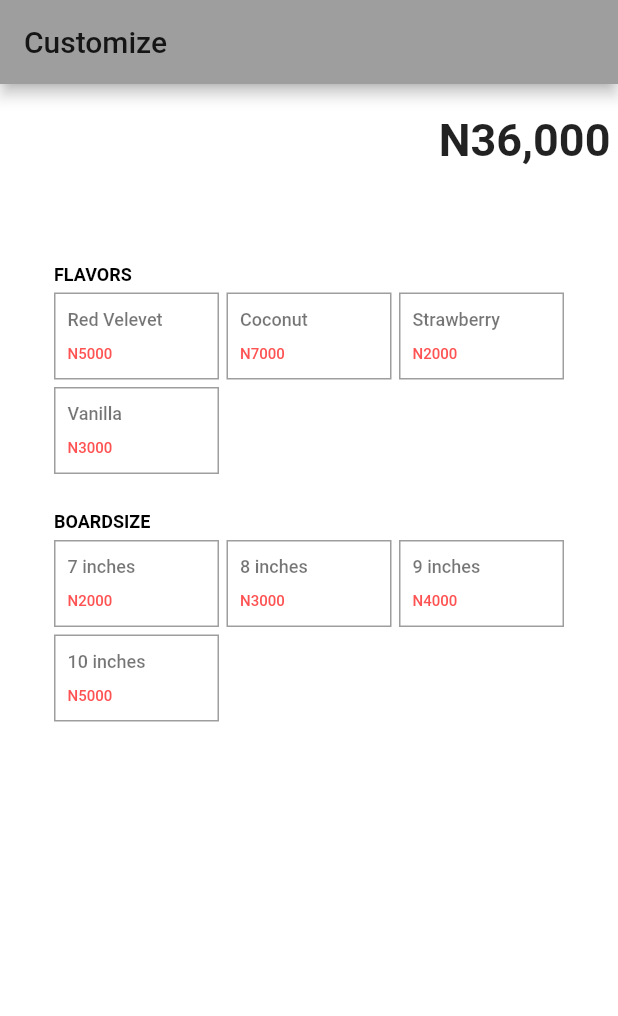
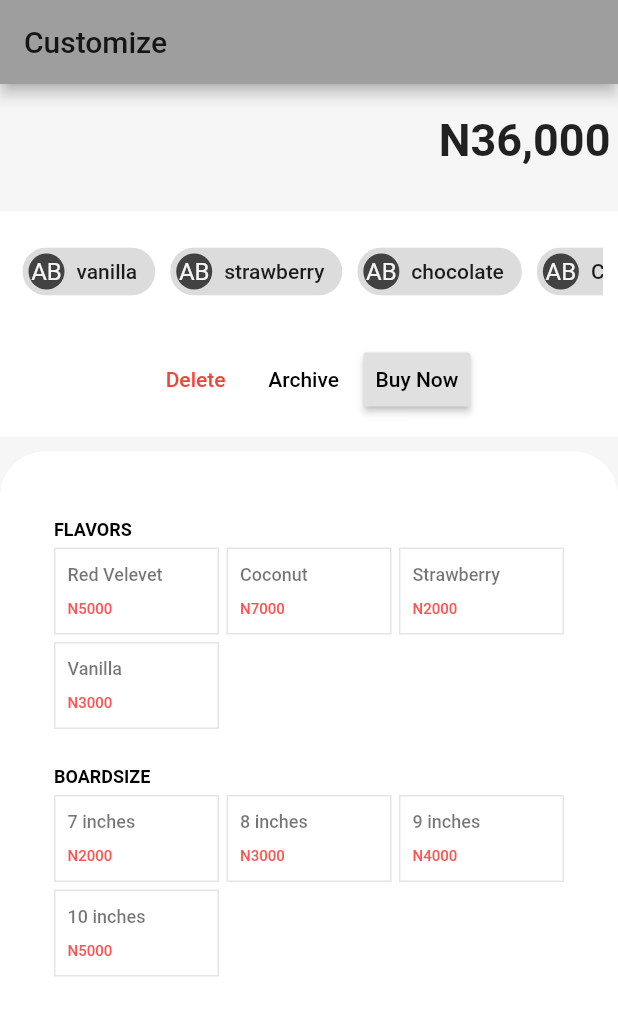
Before and after one commit to mujeex/flutter_fluffy, a Flutter app: the screen it shows after launch, on a phone screen of 412 x 824 dp. Shown: the top 1016 px of the screen. Run offline on Flutter 3.47's test engine with Material 2 defaults, Android fonts, the phone set to English and light mode, and no system bars.

Commit message:
feat:Add combo_row widget

```diff
--- a/lib/constants.dart
+++ b/lib/constants.dart
@@ -33,7 +33,7 @@ const kSELECTION_ITEM_TEXT_ACTIVE = TextStyle(
   color: Colors.white,
   border:  Border.all(
     width: 1,
-    color: Colors.grey
+    color: Color(0xFFe5e5e5)
   )
 );
 
--- a/lib/screens/customize_screen.dart
+++ b/lib/screens/customize_screen.dart
@@ -1,12 +1,18 @@
 import 'package:flutter/material.dart';
-import 'package:flutter_fluffy/constants.dart';
-import 'package:flutter_fluffy/utility/widget_generator.dart';
-import 'package:flutter_fluffy/models/selection_model.dart';
-import 'package:flutter_fluffy/widgets/selected_item.dart';
-import 'package:flutter_fluffy/utility/list_to_models.dart';
-import 'package:flutter_fluffy/providers/ingredientData.dart';
 import 'package:provider/provider.dart';
 
+import 'package:flutter_fluffy/constants.dart';
+import 'package:flutter_fluffy/models/selection_model.dart';
+
+//Utilities
+import 'package:flutter_fluffy/utility/widget_generator.dart';
+import 'package:flutter_fluffy/utility/list_to_models.dart';
+
+//Providers
+import 'package:flutter_fluffy/providers/ingredientData.dart';
+
+//Widgets
+import 'package:flutter_fluffy/widgets/combo_row.dart';
 
 class CustomizeScreen extends StatefulWidget {
   @override
@@ -16,13 +22,14 @@ class CustomizeScreen extends StatefulWidget {
 class _CustomizeScreenState extends State<CustomizeScreen> {
   @override
   Widget build(BuildContext context) {
-    final List ingredientsList=IngredientData().getIngredientList;
+    final List ingredientsList = IngredientData().getIngredientList;
     return Scaffold(
       backgroundColor: Colors.white,
       appBar: AppBar(
         title: Text('Customize'),
       ),
       body: Container(
+        color: Color(0xFFF6F6F6),
         child: Column(
           children: <Widget>[
             Container(
@@ -34,17 +41,26 @@ class _CustomizeScreenState extends State<CustomizeScreen> {
                 style: TextStyle(fontSize: 30, fontWeight: FontWeight.bold),
               ),
             ),
+            ComboRow(),
             Expanded(
+              child: Container(
+                decoration: BoxDecoration(
+                    color: Colors.white,
+                    borderRadius: BorderRadius.only(
+                  topRight: Radius.circular(30),
+                  topLeft: Radius.circular(30),
+                )),
                 child: ListView.builder(
                   itemCount: ingredientsList.length,
                   shrinkWrap: true,
                   padding: EdgeInsets.symmetric(horizontal: 10, vertical: 30),
-               itemBuilder: (BuildContext context,int index){
+                  itemBuilder: (BuildContext context, int index) {
                     return SelectionRow(
                       rowCategoryHeader: ingredientsList[index]['category'],
                       rowBody: ingredientsList[index]['body'],
                     );
                   },
+                ),
               ),
             )
           ],
@@ -55,15 +71,12 @@ class _CustomizeScreenState extends State<CustomizeScreen> {
 }
 
 class SelectionRow extends StatelessWidget {
-
-  SelectionRow({this.rowCategoryHeader,this.rowBody});
+  SelectionRow({this.rowCategoryHeader, this.rowBody});
   final String rowCategoryHeader;
   final List rowBody;
 
-
   @override
   Widget build(BuildContext context) {
-
     final List<SelectionModel> ingredientModels =
         generateModelsFromList(rowBody);
 
--- /dev/null
+++ b/lib/widgets/combo_row.dart
@@ -0,0 +1,72 @@
+import 'package:flutter/material.dart';
+
+class ComboRow extends StatelessWidget {
+  final List<String> combos = [
+    'vanilla',
+    'strawberry',
+    'chocolate',
+    'Coconut',
+    'Apple'
+  ];
+
+  @override
+  Widget build(BuildContext context) {
+    return Container(
+      color: Colors.white,
+      margin: EdgeInsets.symmetric(vertical: 10),
+      padding: EdgeInsets.symmetric(horizontal: 10),
+      height: 150,
+      child: Column(
+        crossAxisAlignment: CrossAxisAlignment.stretch,
+        children: <Widget>[
+          Container(
+            height: 80,
+            child: ListView.builder(
+                shrinkWrap: true,
+                scrollDirection: Axis.horizontal,
+                itemCount: combos.length,
+                itemBuilder: (BuildContext context, int index) {
+                  return Padding(
+                    padding: EdgeInsets.symmetric(horizontal: 5),
+                    child: ActionChip(
+                      avatar: CircleAvatar(
+                        backgroundColor: Colors.grey.shade800,
+                        child: Text('AB'),
+
+                      ),
+                      label: Text('${combos[index]}'),
+                      onPressed: () {
+                        print("delete item at $index index");
+                      },
+
+                    ),
+                  );
+                }),
+          ),
+          ButtonBar(
+            alignment: MainAxisAlignment.center,
+            children: <Widget>[
+              FlatButton(
+                onPressed: () {},
+                child: Text(
+                  'Delete',
+                  style: TextStyle(color: Colors.red),
+                ),
+              ),
+              FlatButton(
+                onPressed: () {},
+                child: Text(
+                  'Archive',
+                ),
+              ),
+              RaisedButton(
+                onPressed: () {},
+                child: Text('Buy Now'),
+              )
+            ],
+          )
+        ],
+      ),
+    );
+  }
+}
```
Lines whose indentation alone changed are shown as unchanged.
